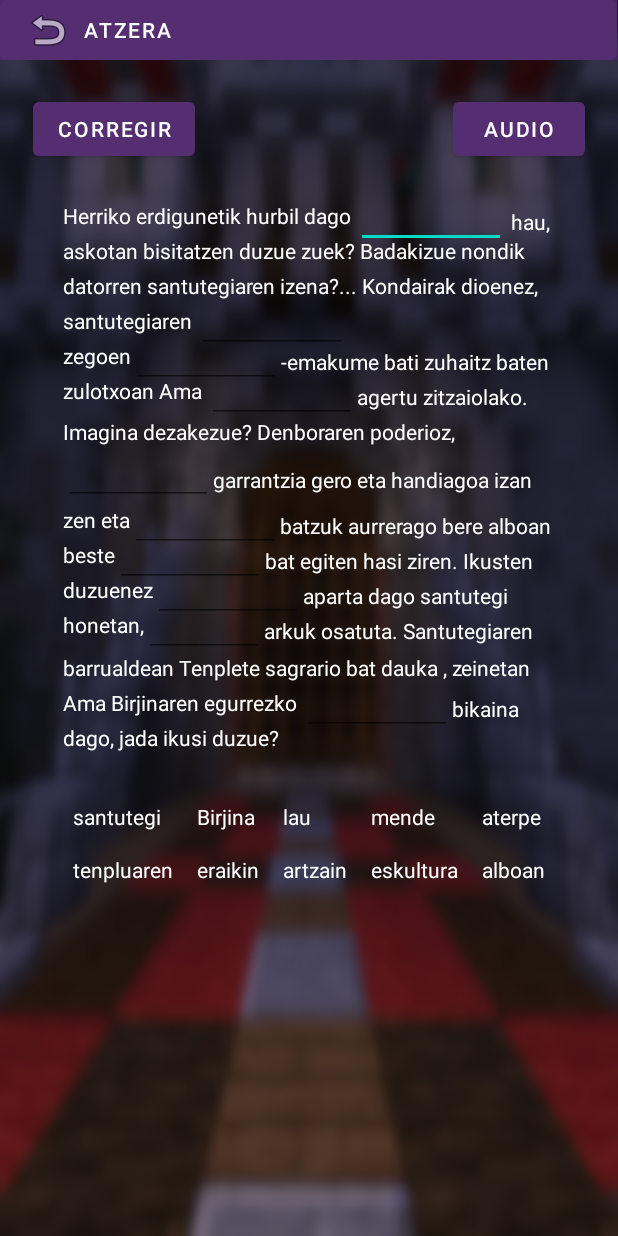
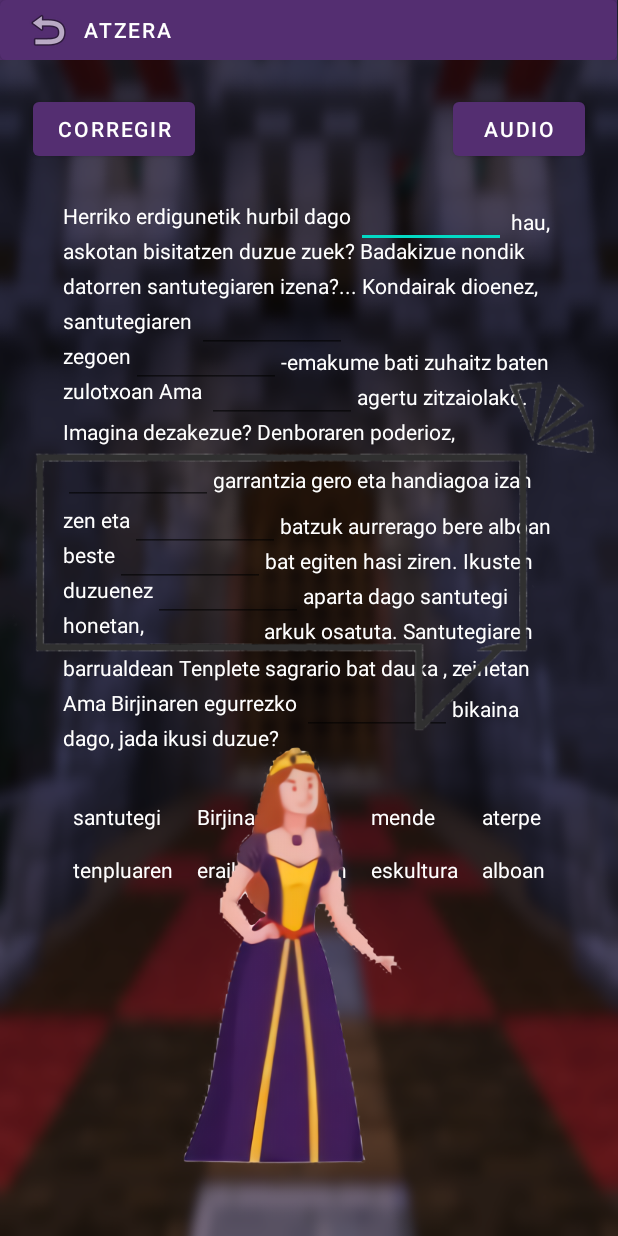
Before and after one commit to Raultxo/DidaktikApp_Artzikulturapp, an Android app: the layout actividad2.xml on its own in the app's theme, with its tools: preview values and no code run, on a phone screen of 412 x 824 dp. Run offline under Robolectric (Android 15) with nearby library versions, the phone set to English and light mode, and no system bars.

Commit message:
Actividad2 entera

```diff
--- a/app/src/main/java/com/example/didaktikappartzikulturapp/Actividad2.java
+++ b/app/src/main/java/com/example/didaktikappartzikulturapp/Actividad2.java
@@ -21,7 +21,7 @@ public class Actividad2 extends AppCompatActivity {
 
     private HashMap<EditText,String> respuestas;
     private Button btnCorregir, btnVolver, btnAudio;
-    private ImageView imgFin;
+    private ImageView imgFin, imgB;
     private TextView lblFin;
 
     protected void onCreate(Bundle savedInstanceState) {
@@ -30,16 +30,16 @@ public class Actividad2 extends AppCompatActivity {
 
         getSupportActionBar().hide();
 
-
         llenarDiccionario();
-
-        //audio();
 
         //para el fin de la actividad
         imgFin = (ImageView) findViewById(R.id.imgFin);
+        imgB = (ImageView) findViewById(R.id.imgBoc);
         lblFin = (TextView) findViewById(R.id.lblFin);
+        imgB.setVisibility(View.GONE);
         imgFin.setVisibility(View.GONE);
         lblFin.setVisibility(View.GONE);
+
 
         //audio
         btnAudio = (Button) findViewById(R.id.btnAudio);
--- a/app/src/main/res/layout/actividad2.xml
+++ b/app/src/main/res/layout/actividad2.xml
@@ -42,14 +42,14 @@
         android:layout_below="@+id/linearLayout2"/>
 
     <Button
-            android:id="@+id/btnCorregir"
-            android:layout_width="wrap_content"
-            android:layout_height="wrap_content"
-            android:layout_marginTop="22dp"
-            android:layout_marginLeft="22dp"
-            android:text="corregir"
-            android:layout_alignParentLeft="true"
-            android:layout_below="@+id/linearLayout2"/>
+        android:id="@+id/btnCorregir"
+        android:layout_width="wrap_content"
+        android:layout_height="wrap_content"
+        android:layout_below="@+id/linearLayout2"
+        android:layout_alignParentLeft="true"
+        android:layout_marginLeft="22dp"
+        android:layout_marginTop="22dp"
+        android:text="corregir" />
 
     <!-- TEXTO -->
     <RelativeLayout
@@ -431,14 +431,26 @@
         android:layout_width="209dp"
         android:layout_height="447dp"
         android:layout_alignParentBottom="true"
-        android:layout_marginBottom="-50dp" />
+        android:layout_marginLeft="100dp"
+        android:layout_marginBottom="-37dp"
+        android:src="@drawable/dontzeila" />
+
+    <ImageView
+        android:id="@+id/imgBoc"
+        android:layout_width="match_parent"
+        android:layout_height="296dp"
+        android:layout_alignParentBottom="true"
+        android:layout_marginBottom="307dp"
+        android:src="@drawable/bocadillo_izq" />
 
     <TextView
         android:id="@+id/lblFin"
-        android:layout_width="243dp"
-        android:layout_height="wrap_content"
+        android:layout_width="309dp"
+        android:layout_height="116dp"
         android:layout_alignParentEnd="true"
         android:layout_alignParentBottom="true"
+        android:layout_marginEnd="66dp"
+        android:layout_marginBottom="397dp"
         android:padding="12dp"
         android:textSize="17dp" />
 
--- a/app/src/main/res/layout/activity_main.xml
+++ b/app/src/main/res/layout/activity_main.xml
@@ -12,7 +12,7 @@
         android:layout_width="0dp"
         android:layout_height="73dp"
         android:insetBottom="0dp"
-        android:text="Empezar"
+        android:text="Hasi"
         android:textSize="20sp"
         app:layout_constraintBottom_toBottomOf="parent"
         app:layout_constraintEnd_toEndOf="parent"
```
Also changed, not shown: app/src/main/res/drawable/bocadillo_der.png (added), app/src/main/res/drawable/bocadillo_izq.png (added).
